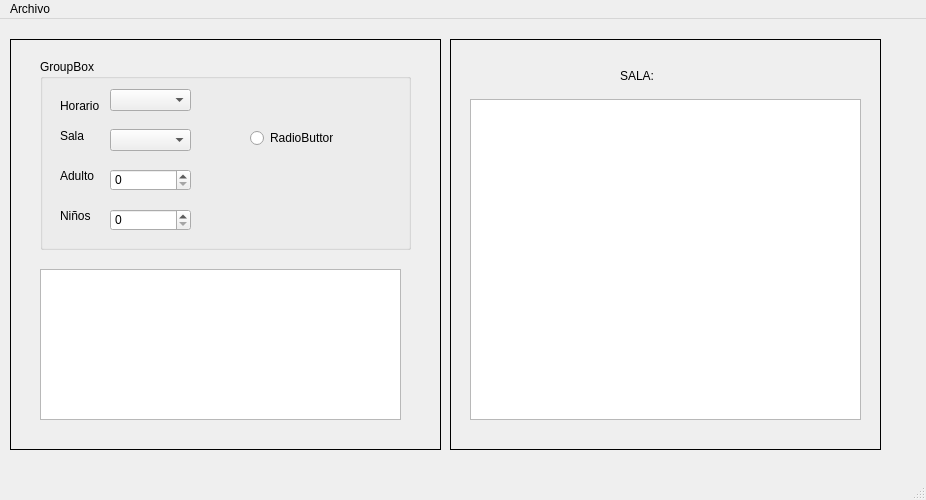
Qt form Sala.ui (Jtobar-Ec/Cine-Mejorado) before a commit.
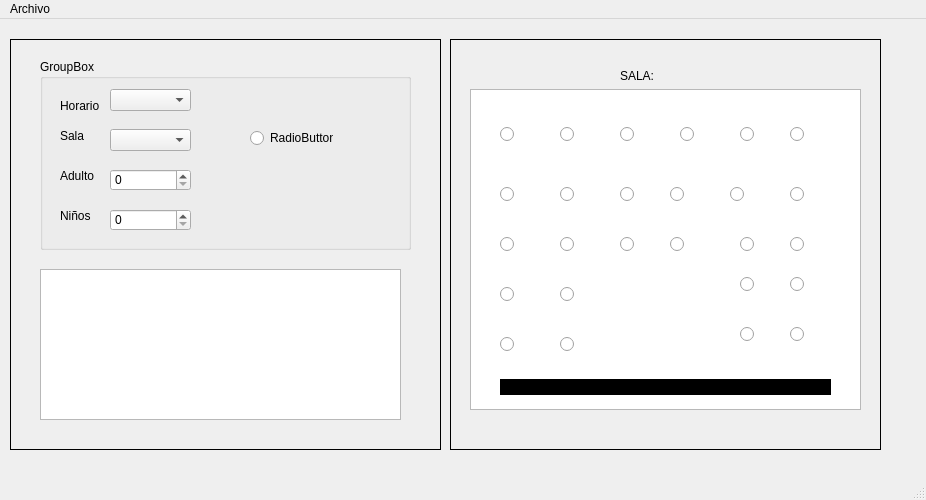
The same form after that commit. Icons and pictures are not drawn.

What changed in the file:
```diff
--- a/Sala.ui
+++ b/Sala.ui
@@ -178,7 +178,7 @@
     <property name="geometry">
      <rect>
       <x>470</x>
-      <y>80</y>
+      <y>70</y>
       <width>391</width>
       <height>321</height>
      </rect>
@@ -197,6 +197,438 @@
      <string>SALA:</string>
     </property>
    </widget>
+   <widget class="QRadioButton" name="radioButton_2">
+    <property name="geometry">
+     <rect>
+      <x>500</x>
+      <y>100</y>
+      <width>71</width>
+      <height>31</height>
+     </rect>
+    </property>
+    <property name="styleSheet">
+     <string notr="true">image: url(:/new/prefix1/Recursos/sillon.png);</string>
+    </property>
+    <property name="text">
+     <string/>
+    </property>
+   </widget>
+   <widget class="QRadioButton" name="radioButton_3">
+    <property name="geometry">
+     <rect>
+      <x>560</x>
+      <y>100</y>
+      <width>51</width>
+      <height>31</height>
+     </rect>
+    </property>
+    <property name="styleSheet">
+     <string notr="true">image: url(:/new/prefix1/Recursos/sillon.png);</string>
+    </property>
+    <property name="text">
+     <string/>
+    </property>
+   </widget>
+   <widget class="QRadioButton" name="radioButton_4">
+    <property name="geometry">
+     <rect>
+      <x>500</x>
+      <y>160</y>
+      <width>61</width>
+      <height>31</height>
+     </rect>
+    </property>
+    <property name="styleSheet">
+     <string notr="true">image: url(:/new/prefix1/Recursos/sillon.png);</string>
+    </property>
+    <property name="text">
+     <string/>
+    </property>
+   </widget>
+   <widget class="QRadioButton" name="radioButton_5">
+    <property name="geometry">
+     <rect>
+      <x>560</x>
+      <y>160</y>
+      <width>51</width>
+      <height>31</height>
+     </rect>
+    </property>
+    <property name="styleSheet">
+     <string notr="true">image: url(:/new/prefix1/Recursos/sillon.png);</string>
+    </property>
+    <property name="text">
+     <string/>
+    </property>
+   </widget>
+   <widget class="QRadioButton" name="radioButton_6">
+    <property name="geometry">
+     <rect>
+      <x>740</x>
+      <y>100</y>
+      <width>51</width>
+      <height>31</height>
+     </rect>
+    </property>
+    <property name="styleSheet">
+     <string notr="true">image: url(:/new/prefix1/Recursos/sillon.png);</string>
+    </property>
+    <property name="text">
+     <string/>
+    </property>
+   </widget>
+   <widget class="QRadioButton" name="radioButton_7">
+    <property name="geometry">
+     <rect>
+      <x>680</x>
+      <y>100</y>
+      <width>51</width>
+      <height>31</height>
+     </rect>
+    </property>
+    <property name="styleSheet">
+     <string notr="true">image: url(:/new/prefix1/Recursos/sillon.png);</string>
+    </property>
+    <property name="text">
+     <string/>
+    </property>
+   </widget>
+   <widget class="QRadioButton" name="radioButton_8">
+    <property name="geometry">
+     <rect>
+      <x>620</x>
+      <y>100</y>
+      <width>51</width>
+      <height>31</height>
+     </rect>
+    </property>
+    <property name="styleSheet">
+     <string notr="true">image: url(:/new/prefix1/Recursos/sillon.png);</string>
+    </property>
+    <property name="text">
+     <string/>
+    </property>
+   </widget>
+   <widget class="QRadioButton" name="radioButton_9">
+    <property name="geometry">
+     <rect>
+      <x>500</x>
+      <y>210</y>
+      <width>51</width>
+      <height>31</height>
+     </rect>
+    </property>
+    <property name="styleSheet">
+     <string notr="true">image: url(:/new/prefix1/Recursos/sillon.png);</string>
+    </property>
+    <property name="text">
+     <string/>
+    </property>
+   </widget>
+   <widget class="QRadioButton" name="radioButton_10">
+    <property name="geometry">
+     <rect>
+      <x>730</x>
+      <y>160</y>
+      <width>51</width>
+      <height>31</height>
+     </rect>
+    </property>
+    <property name="styleSheet">
+     <string notr="true">image: url(:/new/prefix1/Recursos/sillon.png);</string>
+    </property>
+    <property name="text">
+     <string/>
+    </property>
+   </widget>
+   <widget class="QRadioButton" name="radioButton_11">
+    <property name="geometry">
+     <rect>
+      <x>670</x>
+      <y>160</y>
+      <width>51</width>
+      <height>31</height>
+     </rect>
+    </property>
+    <property name="styleSheet">
+     <string notr="true">image: url(:/new/prefix1/Recursos/sillon.png);</string>
+    </property>
+    <property name="text">
+     <string/>
+    </property>
+   </widget>
+   <widget class="QRadioButton" name="radioButton_12">
+    <property name="geometry">
+     <rect>
+      <x>620</x>
+      <y>160</y>
+      <width>51</width>
+      <height>31</height>
+     </rect>
+    </property>
+    <property name="styleSheet">
+     <string notr="true">image: url(:/new/prefix1/Recursos/sillon.png);</string>
+    </property>
+    <property name="text">
+     <string/>
+    </property>
+   </widget>
+   <widget class="QRadioButton" name="radioButton_13">
+    <property name="geometry">
+     <rect>
+      <x>740</x>
+      <y>210</y>
+      <width>51</width>
+      <height>31</height>
+     </rect>
+    </property>
+    <property name="styleSheet">
+     <string notr="true">image: url(:/new/prefix1/Recursos/sillon.png);</string>
+    </property>
+    <property name="text">
+     <string/>
+    </property>
+   </widget>
+   <widget class="QRadioButton" name="radioButton_14">
+    <property name="geometry">
+     <rect>
+      <x>670</x>
+      <y>210</y>
+      <width>51</width>
+      <height>31</height>
+     </rect>
+    </property>
+    <property name="styleSheet">
+     <string notr="true">image: url(:/new/prefix1/Recursos/sillon.png);</string>
+    </property>
+    <property name="text">
+     <string/>
+    </property>
+   </widget>
+   <widget class="QRadioButton" name="radioButton_15">
+    <property name="geometry">
+     <rect>
+      <x>620</x>
+      <y>210</y>
+      <width>51</width>
+      <height>31</height>
+     </rect>
+    </property>
+    <property name="styleSheet">
+     <string notr="true">image: url(:/new/prefix1/Recursos/sillon.png);</string>
+    </property>
+    <property name="text">
+     <string/>
+    </property>
+   </widget>
+   <widget class="QRadioButton" name="radioButton_16">
+    <property name="geometry">
+     <rect>
+      <x>560</x>
+      <y>210</y>
+      <width>51</width>
+      <height>31</height>
+     </rect>
+    </property>
+    <property name="styleSheet">
+     <string notr="true">image: url(:/new/prefix1/Recursos/sillon.png);</string>
+    </property>
+    <property name="text">
+     <string/>
+    </property>
+   </widget>
+   <widget class="QRadioButton" name="radioButton_17">
+    <property name="geometry">
+     <rect>
+      <x>500</x>
+      <y>310</y>
+      <width>51</width>
+      <height>31</height>
+     </rect>
+    </property>
+    <property name="styleSheet">
+     <string notr="true">image: url(:/new/prefix1/Recursos/sillon.png);</string>
+    </property>
+    <property name="text">
+     <string/>
+    </property>
+   </widget>
+   <widget class="QRadioButton" name="radioButton_18">
+    <property name="geometry">
+     <rect>
+      <x>500</x>
+      <y>260</y>
+      <width>51</width>
+      <height>31</height>
+     </rect>
+    </property>
+    <property name="styleSheet">
+     <string notr="true">image: url(:/new/prefix1/Recursos/sillon.png);</string>
+    </property>
+    <property name="text">
+     <string/>
+    </property>
+   </widget>
+   <widget class="QRadioButton" name="radioButton_19">
+    <property name="geometry">
+     <rect>
+      <x>790</x>
+      <y>210</y>
+      <width>51</width>
+      <height>31</height>
+     </rect>
+    </property>
+    <property name="styleSheet">
+     <string notr="true">image: url(:/new/prefix1/Recursos/sillon.png);</string>
+    </property>
+    <property name="text">
+     <string/>
+    </property>
+   </widget>
+   <widget class="QRadioButton" name="radioButton_20">
+    <property name="geometry">
+     <rect>
+      <x>790</x>
+      <y>160</y>
+      <width>51</width>
+      <height>31</height>
+     </rect>
+    </property>
+    <property name="styleSheet">
+     <string notr="true">image: url(:/new/prefix1/Recursos/sillon.png);</string>
+    </property>
+    <property name="text">
+     <string/>
+    </property>
+   </widget>
+   <widget class="QRadioButton" name="radioButton_21">
+    <property name="geometry">
+     <rect>
+      <x>790</x>
+      <y>100</y>
+      <width>51</width>
+      <height>31</height>
+     </rect>
+    </property>
+    <property name="styleSheet">
+     <string notr="true">image: url(:/new/prefix1/Recursos/sillon.png);</string>
+    </property>
+    <property name="text">
+     <string/>
+    </property>
+   </widget>
+   <widget class="QRadioButton" name="radioButton_22">
+    <property name="geometry">
+     <rect>
+      <x>790</x>
+      <y>250</y>
+      <width>51</width>
+      <height>31</height>
+     </rect>
+    </property>
+    <property name="styleSheet">
+     <string notr="true">image: url(:/new/prefix1/Recursos/sillon.png);</string>
+    </property>
+    <property name="text">
+     <string/>
+    </property>
+   </widget>
+   <widget class="QRadioButton" name="radioButton_23">
+    <property name="geometry">
+     <rect>
+      <x>740</x>
+      <y>250</y>
+      <width>51</width>
+      <height>31</height>
+     </rect>
+    </property>
+    <property name="styleSheet">
+     <string notr="true">image: url(:/new/prefix1/Recursos/sillon.png);</string>
+    </property>
+    <property name="text">
+     <string/>
+    </property>
+   </widget>
+   <widget class="QRadioButton" name="radioButton_24">
+    <property name="geometry">
+     <rect>
+      <x>560</x>
+      <y>310</y>
+      <width>51</width>
+      <height>31</height>
+     </rect>
+    </property>
+    <property name="styleSheet">
+     <string notr="true">image: url(:/new/prefix1/Recursos/sillon.png);</string>
+    </property>
+    <property name="text">
+     <string/>
+    </property>
+   </widget>
+   <widget class="QRadioButton" name="radioButton_25">
+    <property name="geometry">
+     <rect>
+      <x>560</x>
+      <y>260</y>
+      <width>51</width>
+      <height>31</height>
+     </rect>
+    </property>
+    <property name="styleSheet">
+     <string notr="true">image: url(:/new/prefix1/Recursos/sillon.png);</string>
+    </property>
+    <property name="text">
+     <string/>
+    </property>
+   </widget>
+   <widget class="QRadioButton" name="radioButton_26">
+    <property name="geometry">
+     <rect>
+      <x>790</x>
+      <y>300</y>
+      <width>51</width>
+      <height>31</height>
+     </rect>
+    </property>
+    <property name="styleSheet">
+     <string notr="true">image: url(:/new/prefix1/Recursos/sillon.png);</string>
+    </property>
+    <property name="text">
+     <string/>
+    </property>
+   </widget>
+   <widget class="QRadioButton" name="radioButton_27">
+    <property name="geometry">
+     <rect>
+      <x>740</x>
+      <y>300</y>
+      <width>51</width>
+      <height>31</height>
+     </rect>
+    </property>
+    <property name="styleSheet">
+     <string notr="true">image: url(:/new/prefix1/Recursos/sillon.png);</string>
+    </property>
+    <property name="text">
+     <string/>
+    </property>
+   </widget>
+   <widget class="QLabel" name="label_8">
+    <property name="geometry">
+     <rect>
+      <x>500</x>
+      <y>360</y>
+      <width>331</width>
+      <height>16</height>
+     </rect>
+    </property>
+    <property name="styleSheet">
+     <string notr="true">background-color: rgb(0, 0, 0);</string>
+    </property>
+    <property name="text">
+     <string/>
+    </property>
+   </widget>
   </widget>
   <widget class="QMenuBar" name="menubar">
    <property name="geometry">
```
